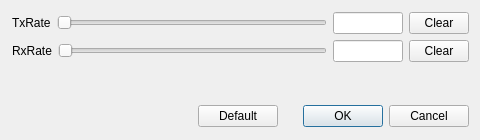
windy32/algts, file src/gui/dialog/emulatordialog.ui: the form before one commit.
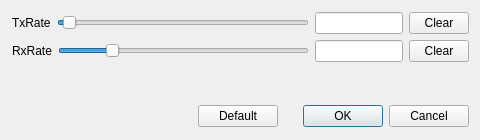
The form after the commit.

Commit message: Update ui: ip address dialog & emulator dialog

```diff
--- a/src/gui/dialog/emulatordialog.ui
+++ b/src/gui/dialog/emulatordialog.ui
@@ -25,7 +25,7 @@
   <property name="windowTitle">
    <string>Emulator Settings</string>
   </property>
-  <widget class="QWidget" name="">
+  <widget class="QWidget" name="layoutWidget">
    <property name="geometry">
     <rect>
      <x>0</x>
@@ -58,6 +58,18 @@
       </item>
       <item>
        <widget class="QSlider" name="sldTxRate">
+        <property name="minimum">
+         <number>1</number>
+        </property>
+        <property name="maximum">
+         <number>320</number>
+        </property>
+        <property name="pageStep">
+         <number>20</number>
+        </property>
+        <property name="value">
+         <number>8</number>
+        </property>
         <property name="orientation">
          <enum>Qt::Horizontal</enum>
         </property>
@@ -67,16 +79,19 @@
        <widget class="QLineEdit" name="txtTxRate">
         <property name="minimumSize">
          <size>
-          <width>70</width>
+          <width>88</width>
           <height>0</height>
          </size>
         </property>
         <property name="maximumSize">
          <size>
-          <width>70</width>
+          <width>88</width>
           <height>16777215</height>
          </size>
         </property>
+        <property name="readOnly">
+         <bool>true</bool>
+        </property>
        </widget>
       </item>
       <item>
@@ -111,6 +126,18 @@
       </item>
       <item>
        <widget class="QSlider" name="sldRxRate">
+        <property name="minimum">
+         <number>1</number>
+        </property>
+        <property name="maximum">
+         <number>320</number>
+        </property>
+        <property name="pageStep">
+         <number>20</number>
+        </property>
+        <property name="value">
+         <number>64</number>
+        </property>
         <property name="orientation">
          <enum>Qt::Horizontal</enum>
         </property>
@@ -120,16 +147,19 @@
        <widget class="QLineEdit" name="txtRxRate">
         <property name="minimumSize">
          <size>
-          <width>70</width>
+          <width>88</width>
           <height>0</height>
          </size>
         </property>
         <property name="maximumSize">
          <size>
-          <width>70</width>
+          <width>88</width>
           <height>16777215</height>
          </size>
         </property>
+        <property name="readOnly">
+         <bool>true</bool>
+        </property>
        </widget>
       </item>
       <item>
```
Left out of the diff: 4 changed lines with no effect on the pictures. The commit also changes 6 other files.
